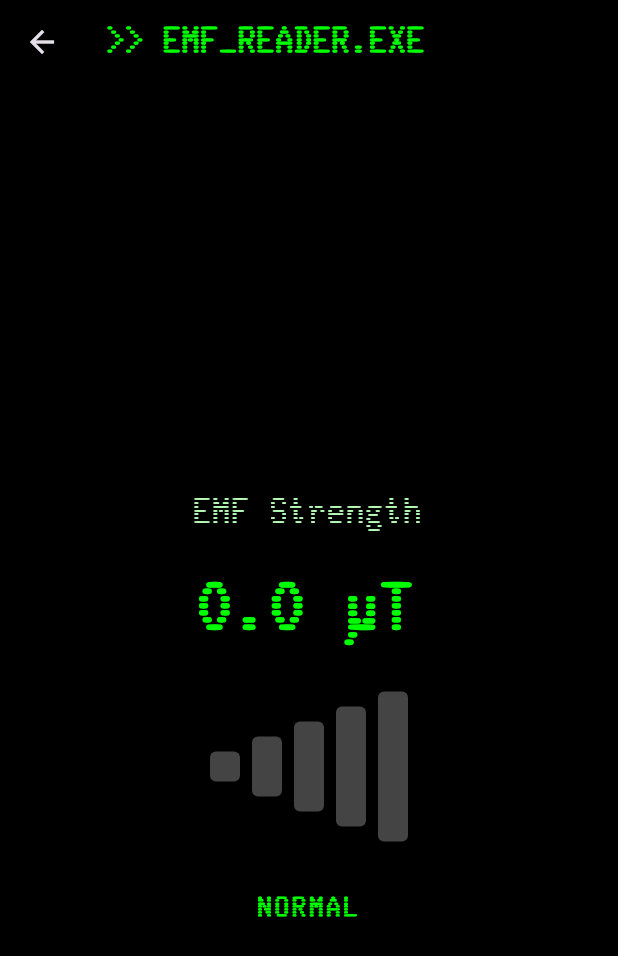
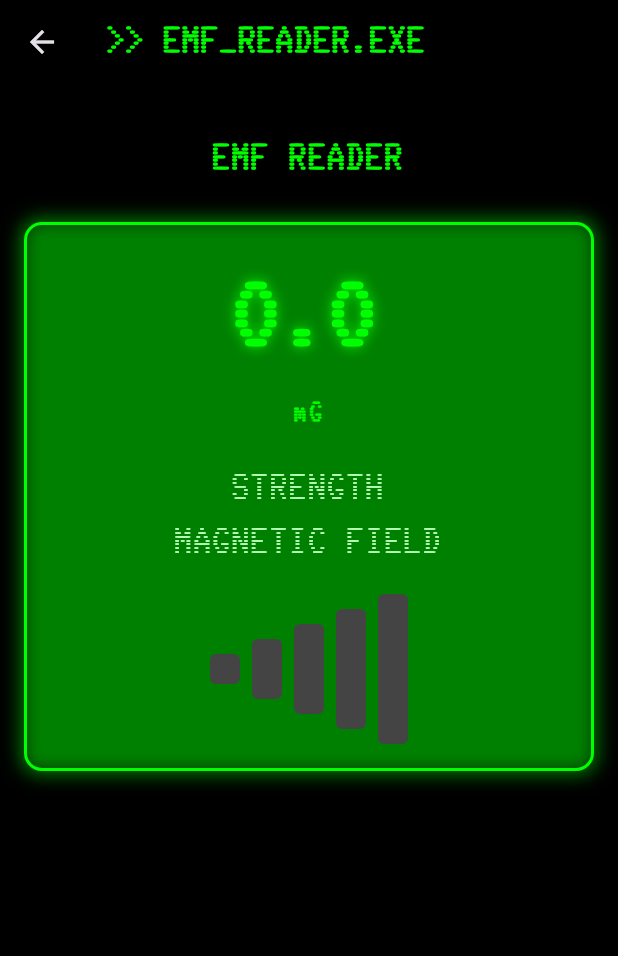
Before and after one commit to StrattonSS/ghost_app, a Flutter app: the EMFReaderPage screen opened directly, on a phone screen of 412 x 824 dp. Shown: the top 956 px of the screen. Run offline on Flutter 3.47's test engine with Material 3 defaults, Android fonts, the phone set to English and light mode, and no system bars; our stand-ins replace audioplayers, camera, cloud_firestore, firebase_auth, firebase_core, geolocator and 6 more; accounts and stored records are empty.

Commit message:
Fix errors

```diff
--- a/lib/pages/emf_reader_page.dart
+++ b/lib/pages/emf_reader_page.dart
@@ -25,22 +25,23 @@ class _EMFReaderPageState extends State<EMFReaderPage> {
       final y = event.y;
       final z = event.z;
       final magnitude = sqrt(x * x + y * y + z * z);
-
       setState(() {
         _emfValue = double.parse(magnitude.toStringAsFixed(1));
       });
     });
   }
 
-  Color _getBarColor(int index) {
-    if (_emfValue >= 80 && index >= 4) return TerminalColors.red;
-    if (_emfValue >= 60 && index >= 3) return TerminalColors.orange;
-    if (_emfValue >= 40 && index >= 2) return TerminalColors.yellow;
-    if (_emfValue >= 20 && index >= 1) return TerminalColors.green;
-    return TerminalColors.greyDark;
-  }
+  Widget _buildSignalMeter(double value, double scaleFactor) {
+    final int level = (value / 20).clamp(0, 5).toInt();
 
-  Widget _buildEMFBars(double scaleFactor) {
+    final colors = [
+      TerminalColors.green.withOpacity(0.3),
+      TerminalColors.green.withOpacity(0.5),
+      TerminalColors.green.withOpacity(0.7),
+      TerminalColors.green.withOpacity(0.85),
+      TerminalColors.green,
+    ];
+
     return Row(
       mainAxisAlignment: MainAxisAlignment.center,
       children: List.generate(5, (index) {
@@ -49,8 +50,17 @@ class _EMFReaderPageState extends State<EMFReaderPage> {
           width: 20 * scaleFactor,
           height: (index + 1) * 20.0 * scaleFactor,
           decoration: BoxDecoration(
-            color: _getBarColor(index),
+            color: index < level ? colors[index] : TerminalColors.greyDark,
             borderRadius: BorderRadius.circular(4),
+            boxShadow: index < level
+                ? [
+                    BoxShadow(
+                      color: colors[index].withOpacity(0.8),
+                      blurRadius: 6,
+                      spreadRadius: 1,
+                    )
+                  ]
+                : [],
           ),
         );
       }),
@@ -59,7 +69,6 @@ class _EMFReaderPageState extends State<EMFReaderPage> {
 
   @override
   Widget build(BuildContext context) {
-    final isAlarm = _emfValue > 50.0;
     final screenWidth = MediaQuery.of(context).size.width;
     final scaleFactor = screenWidth < 400 ? 0.8 : 1.0;
 
@@ -71,38 +80,68 @@ class _EMFReaderPageState extends State<EMFReaderPage> {
             const Text('>> EMF_READER.EXE', style: TerminalTextStyles.heading),
       ),
       body: SafeArea(
-        child: LayoutBuilder(
-          builder: (context, constraints) => SingleChildScrollView(
-            padding:
-                const EdgeInsets.symmetric(horizontal: 16.0, vertical: 32.0),
-            child: ConstrainedBox(
-              constraints: BoxConstraints(minHeight: constraints.maxHeight),
-              child: IntrinsicHeight(
+        child: Padding(
+          padding: const EdgeInsets.symmetric(horizontal: 16, vertical: 32),
+          child: Column(
+            mainAxisAlignment: MainAxisAlignment.start,
+            children: [
+              const Text(
+                'EMF READER',
+                style: TerminalTextStyles.heading,
+              ),
+              const SizedBox(height: 24),
+              Container(
+                padding: const EdgeInsets.all(16),
+                decoration: BoxDecoration(
+                  border: Border.all(color: TerminalColors.green, width: 2),
+                  borderRadius: BorderRadius.circular(12),
+                  boxShadow: [
+                    BoxShadow(
+                      color: TerminalColors.green.withOpacity(0.5),
+                      blurRadius: 10,
+                      spreadRadius: 2,
+                    )
+                  ],
+                ),
                 child: Column(
-                  mainAxisAlignment: MainAxisAlignment.center,
                   children: [
-                    const Text('EMF Strength', style: TerminalTextStyles.body),
-                    const SizedBox(height: 12),
                     Text(
-                      '$_emfValue µT',
-                      style: TerminalTextStyles.heading
-                          .copyWith(fontSize: 48 * scaleFactor),
+                      _emfValue.toStringAsFixed(1),
+                      style: TerminalTextStyles.heading.copyWith(
+                        fontSize: 64 * scaleFactor,
+                        color: TerminalColors.green,
+                        shadows: [
+                          Shadow(
+                            blurRadius: 10,
+                            color: TerminalColors.green,
+                            offset: Offset(0, 0),
+                          )
+                        ],
+                      ),
+                    ),
+                    const SizedBox(height: 4),
+                    Text(
+                      'mG',
+                      style: TerminalTextStyles.label.copyWith(
+                        fontSize: 18 * scaleFactor,
+                        color: TerminalColors.green,
+                      ),
                     ),
                     const SizedBox(height: 20),
-                    _buildEMFBars(scaleFactor),
-                    const SizedBox(height: 30),
-                    Text(
-                      isAlarm ? 'ALARM' : 'NORMAL',
-                      style: TerminalTextStyles.label.copyWith(
-                        color:
-                            isAlarm ? TerminalColors.red : TerminalColors.green,
-                        fontSize: 20 * scaleFactor,
-                      ),
+                    const Text(
+                      'STRENGTH',
+                      style: TerminalTextStyles.body,
                     ),
+                    const Text(
+                      'MAGNETIC FIELD',
+                      style: TerminalTextStyles.body,
+                    ),
+                    const SizedBox(height: 16),
+                    _buildSignalMeter(_emfValue, scaleFactor),
                   ],
                 ),
               ),
-            ),
+            ],
           ),
         ),
       ),
--- a/lib/pages/terminal_theme.dart
+++ b/lib/pages/terminal_theme.dart
@@ -11,8 +11,7 @@ class TerminalColors {
   static const Color greyDark = Color(0xFF444444); // 🩶 Added
   static const Color accent = Color(0xFF222222);
   static const Color text = Color(0xFFB8FFB8);
-  static final Color transparentGreen =
-      TerminalColors.green.withOpacity(0.1); // Transparent green
+  static final Color transparentGreen = TerminalColors.green.withOpacity(0.1);
 }
 
 class TerminalTextStyles {
```
Also changed, not shown: main.dart (+26 -40 lines), 18 other files.
